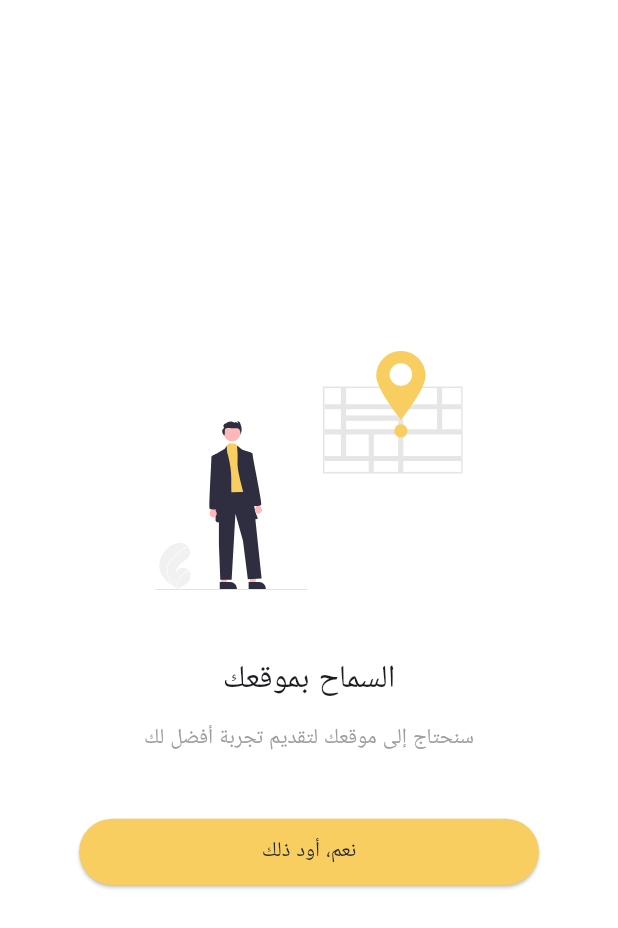
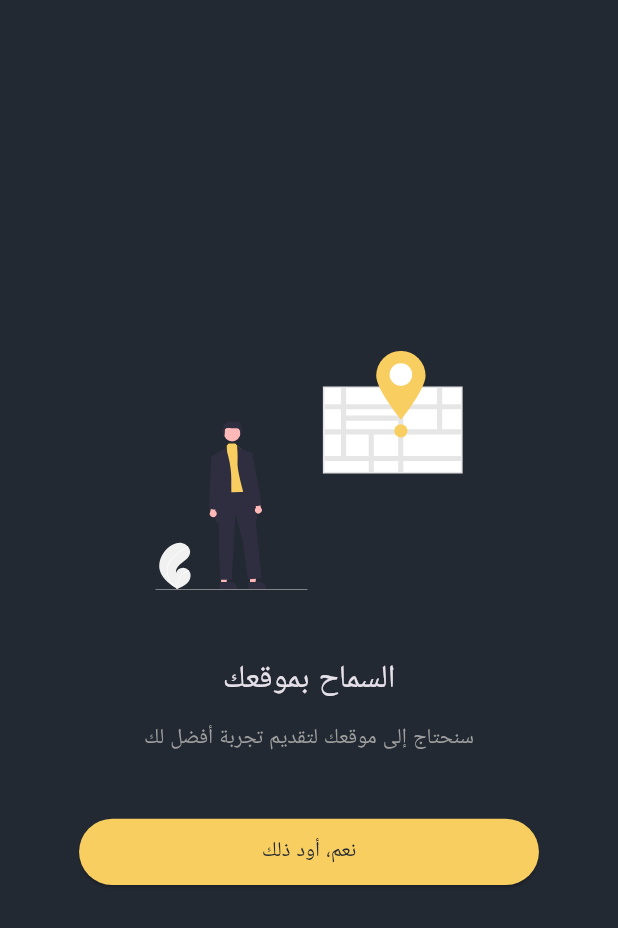
Before and after one commit to Rezgii/muslim-app, a Flutter app: the screen it shows after launch, on a phone screen of 412 x 824 dp. Shown: the top 928 px of the screen. Run offline on Flutter 3.47's test engine with Material 3 defaults, Android fonts, the phone set to English and light mode, and no system bars; our stand-ins replace animated_text_kit, audioplayers, carousel_slider, cloud_firestore, dio, equatable and 17 more; missing offline and left inert: shorebird_code_push; accounts and stored records are empty; generated files the repository leaves out were written again.

Commit message:
Changed to Dark Theme

```diff
--- a/lib/main.dart
+++ b/lib/main.dart
@@ -49,7 +49,7 @@ class MyApp extends StatelessWidget {
         return GetMaterialApp(
             translations: LocalStrings(),
             debugShowCheckedModeBanner: false,
-            theme: themeController.lightTheme,
+            theme: themeController.darkTheme,
             darkTheme: themeController.darkTheme,
             themeMode: themeController.themeMode,
             title: 'Muslim',
```
